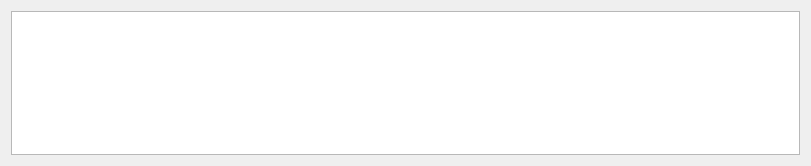
First picture: the form in tools/debug/UI/Console.ui, repository TrickPlay/Trickplay, before the edit.
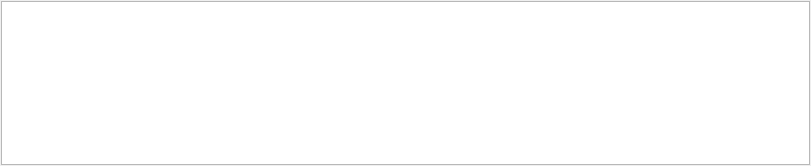
Second picture: the form after the edit.

The edit to the form file:
```diff
--- a/tools/debug/UI/Console.ui
+++ b/tools/debug/UI/Console.ui
@@ -10,10 +10,21 @@
     <height>166</height>
    </rect>
   </property>
+  <property name="font">
+   <font>
+    <pointsize>10</pointsize>
+   </font>
+  </property>
   <property name="windowTitle">
    <string>Console</string>
   </property>
   <layout class="QVBoxLayout" name="verticalLayout">
+   <property name="spacing">
+    <number>0</number>
+   </property>
+   <property name="margin">
+    <number>1</number>
+   </property>
    <item>
     <widget class="QTextEdit" name="textEdit"/>
    </item>
```
